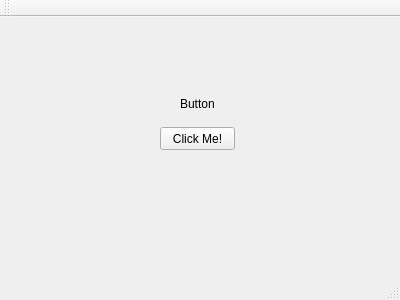
wedusk101/QtApp, file HelloWorld/mainwindow.ui: the form before one commit.
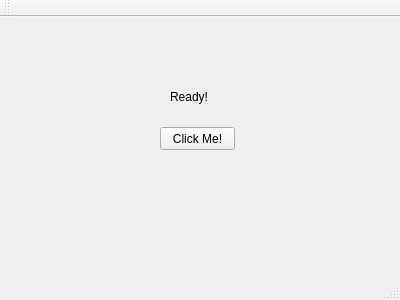
The form after the commit.

Patch:
```diff
--- a/HelloWorld/mainwindow.ui
+++ b/HelloWorld/mainwindow.ui
@@ -30,14 +30,14 @@
    <widget class="QLabel" name="label">
     <property name="geometry">
      <rect>
-      <x>180</x>
-      <y>80</y>
-      <width>47</width>
-      <height>13</height>
+      <x>170</x>
+      <y>70</y>
+      <width>61</width>
+      <height>20</height>
      </rect>
     </property>
     <property name="text">
-     <string>Button</string>
+     <string>Ready!</string>
     </property>
    </widget>
   </widget>
```
